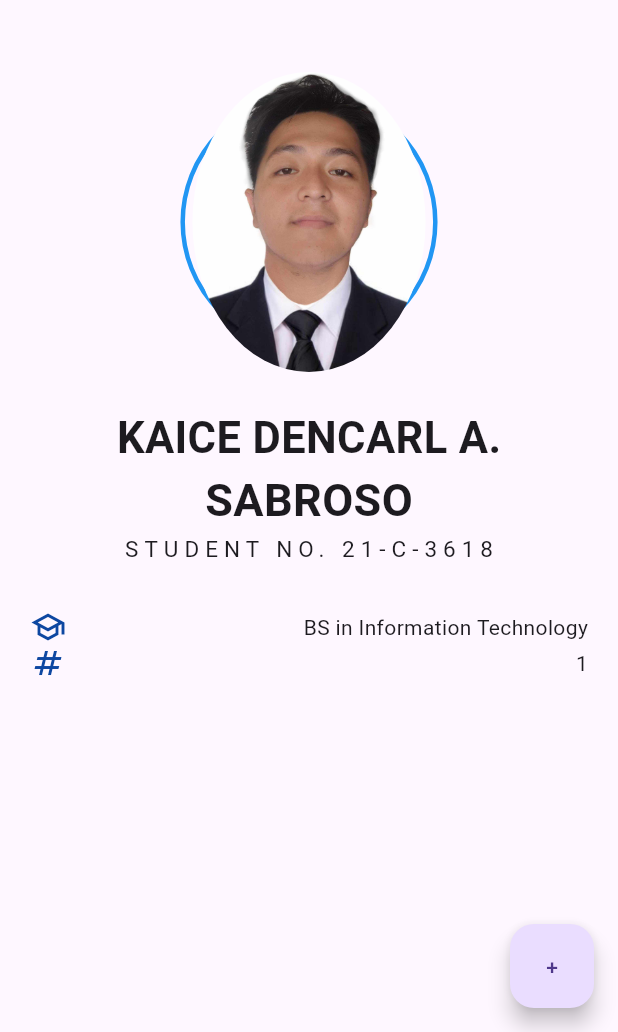
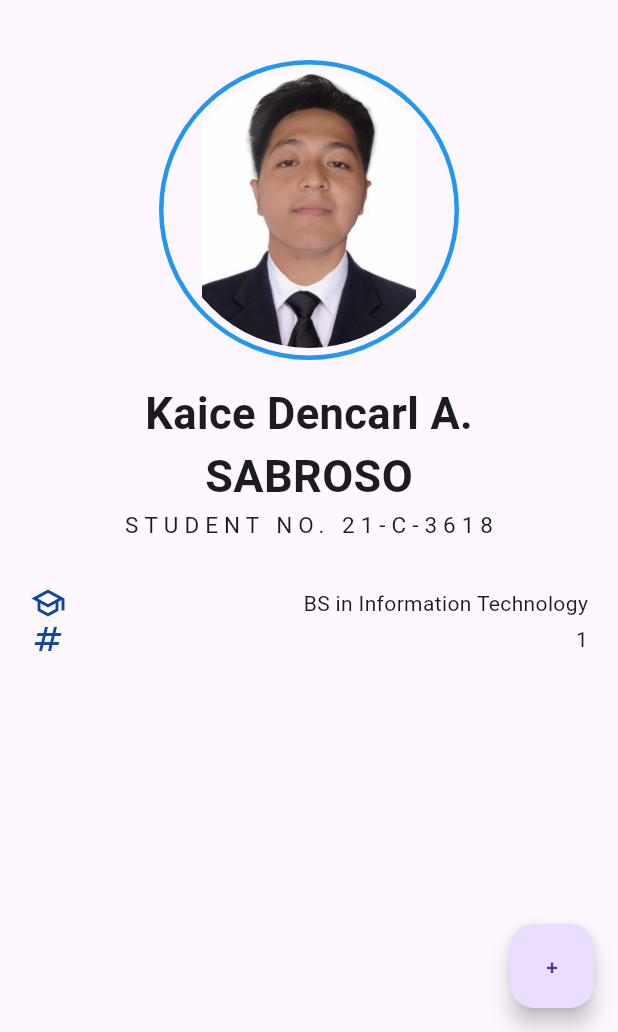
Before and after one commit to ceciliasds/id-card, a Flutter app: the screen it shows after launch, in the side drawer, after a tap on "Kaice Sabroso", on a phone screen of 412 x 824 dp, the part 204-1236 px from its top. Run offline on Flutter 3.47's test engine with Material 3 defaults, Android fonts, the phone set to English and light mode, and no system bars.

Commit message:
Update kaice.dart

```diff
--- a/lib/kaice.dart
+++ b/lib/kaice.dart
@@ -55,6 +55,8 @@ class _KaiceState extends State<Kaice> {
               ),
               SizedBox(height: 40),
               Container(
+                width: 200,
+                height: 200,
                 padding: EdgeInsets.all(5), // Adjust the padding as needed for the border width
                 decoration: BoxDecoration(
                   shape: BoxShape.circle,
@@ -64,12 +66,12 @@ class _KaiceState extends State<Kaice> {
                   ),
                 ),
                 child: ClipOval(
-                  child: Image.asset('images/kaice.jpg', height: 200),
+                  child: Image.asset('images/kaice.jpg'),
                 ),
               ),
               SizedBox(height: 15),
               Text(
-                'KAICE DENCARL A.',
+                'Kaice Dencarl A.',
                 style: TextStyle(
                   fontWeight: FontWeight.bold,
                   fontSize: 29,
```
